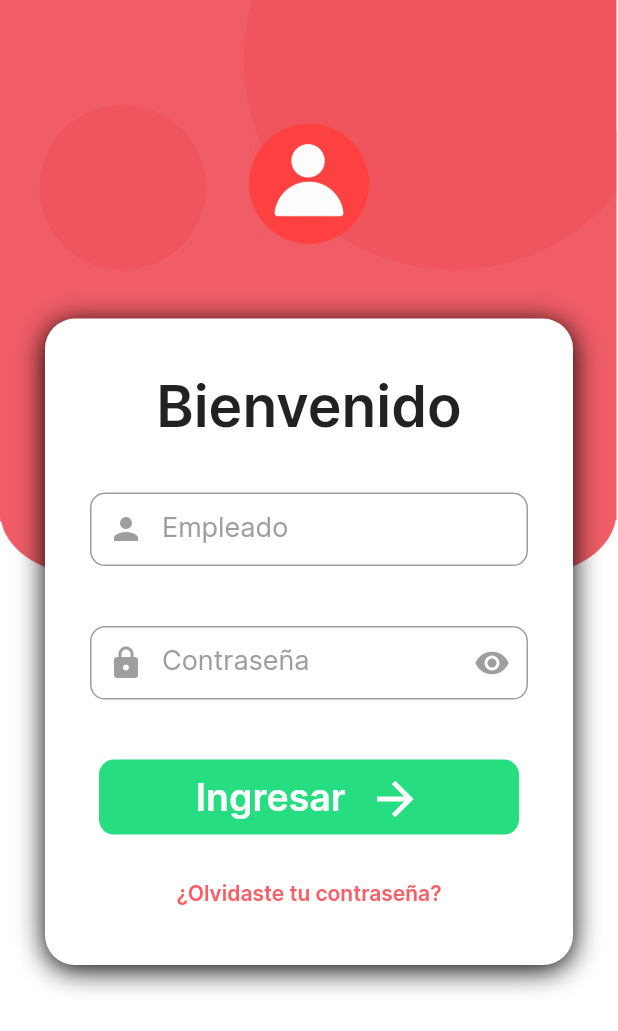
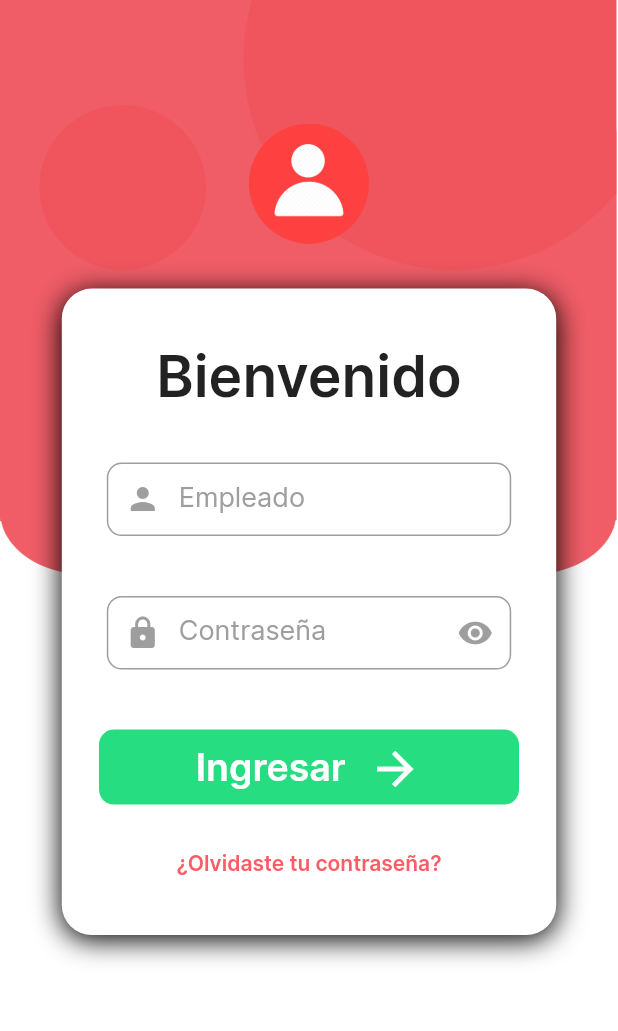
Before and after one commit to TPATEAM/Restaurant-APP, a Flutter app: the screen it shows after launch, on a phone screen of 412 x 824 dp. Shown: the top 1031 px of the screen. Run offline on Flutter 3.47's test engine with Material 2 defaults, Android fonts, the phone set to English and light mode, and no system bars; our stand-ins replace cloud_firestore, firebase_core; accounts and stored records are empty.

Commit message:
responsive design fix

```diff
--- a/lib/views/login.dart
+++ b/lib/views/login.dart
@@ -77,11 +77,13 @@ class _Login extends State<LoginScreen> {
                     ),
                   ],
                 ),
-                SizedBox(
-                  height: 20,
-                ),
                 Padding(
-                  padding: EdgeInsets.all(30),
+                  padding: EdgeInsets.only(
+                    top: 30,
+                    bottom: 30,
+                    left: MediaQuery.of(context).size.width * 0.1,
+                    right: MediaQuery.of(context).size.width * 0.1,
+                  ),
                   child: Container(
                     decoration: BoxDecoration(
                       color: Colors.white,
--- a/lib/views/orderdetails.dart
+++ b/lib/views/orderdetails.dart
@@ -336,7 +336,7 @@ class _OrderDetailsState extends State<OrderDetails> {
                             ),
                           ),
                           SizedBox(
-                            height: 110,
+                            height: MediaQuery.of(context).size.height * 0.03,
                           ),
                           Container(
                             height: 90,
--- a/lib/views/pedidos_order.dart
+++ b/lib/views/pedidos_order.dart
@@ -222,7 +222,7 @@ class _PedidosOrderState extends State<PedidosOrder> {
                       Column(
                         children: [
                           SizedBox(
-                            width: 110,
+                            width: MediaQuery.of(context).size.width * 0.28,
                             height: 120,
                             child: Image.network(
                               listaPlatillosSearch
```
